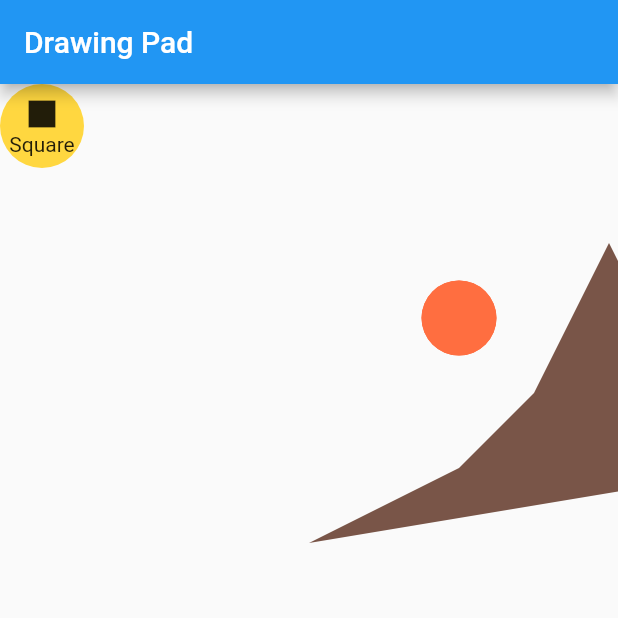
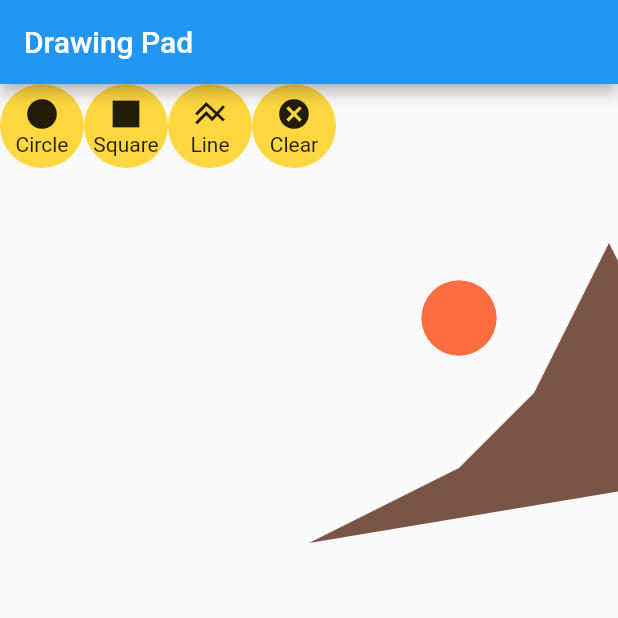
Before and after one commit to pemix09/flutter-drawing-pad, a Flutter app: the screen it shows after launch, on a phone screen of 412 x 824 dp, the top half of it. Run offline on Flutter 3.47's test engine with Material 2 defaults, Android fonts, the phone set to English and light mode, and no system bars.

Commit message:
Added buttons

```diff
--- a/lib/Buttons/AddCircleButton.dart
+++ b/lib/Buttons/AddCircleButton.dart
@@ -2,7 +2,8 @@ import 'package:flutter/cupertino.dart';
 import 'package:flutter/material.dart';
 
 class AddCircleButton extends StatelessWidget{
-  const AddCircleButton({super.key});
+  final Function buttonHandler;
+  const AddCircleButton({super.key, required this.buttonHandler});
 
   @override
   Widget build(BuildContext context){
@@ -13,12 +14,14 @@ class AddCircleButton extends StatelessWidget{
                 color: Colors.amberAccent,
                 child: InkWell(
                   splashColor: Colors.green,
-                  onTap: (){},
+                  onTap: (){
+                    buttonHandler(1);
+                  },
                   child: Column(
                       mainAxisAlignment: MainAxisAlignment.center,
                       children: const <Widget>[
-                        Icon(Icons.square),
-                        Text("Square"),
+                        Icon(Icons.circle),
+                        Text("Circle"),
                   ],
                 )
             )
--- /dev/null
+++ b/lib/Buttons/AddLineButton.dart
@@ -0,0 +1,30 @@
+
+import 'package:flutter/cupertino.dart';
+import 'package:flutter/material.dart';
+
+class AddLineButton extends StatelessWidget{
+  const AddLineButton({super.key});
+
+  @override
+  Widget build(BuildContext context) {
+    return SizedBox.fromSize(
+        size: const Size(56, 56),
+        child: ClipOval(
+            child: Material(
+                color: Colors.amberAccent,
+                child: InkWell(
+                    splashColor: Colors.green,
+                    onTap: (){},
+                    child: Column(
+                      mainAxisAlignment: MainAxisAlignment.center,
+                      children: const <Widget>[
+                        Icon(Icons.line_axis),
+                        Text("Line"),
+                      ],
+                    )
+                )
+            )
+        )
+    );
+  }
+}
--- /dev/null
+++ b/lib/Buttons/AddSquareButton.dart
@@ -0,0 +1,30 @@
+import 'package:flutter/material.dart';
+import 'package:flutter/widgets.dart';
+
+class AddSquareButton extends StatelessWidget{
+  const AddSquareButton({super.key});
+
+  @override
+  Widget build(BuildContext context) {
+    return SizedBox.fromSize(
+        size: const Size(56, 56),
+        child: ClipOval(
+            child: Material(
+                color: Colors.amberAccent,
+                child: InkWell(
+                    splashColor: Colors.green,
+                    onTap: (){},
+                    child: Column(
+                      mainAxisAlignment: MainAxisAlignment.center,
+                      children: const <Widget>[
+                        Icon(Icons.square),
+                        Text("Square"),
+                      ],
+                    )
+                )
+            )
+        )
+    );
+  }
+
+}
--- /dev/null
+++ b/lib/Buttons/ClearButton.dart
@@ -0,0 +1,29 @@
+import 'package:flutter/cupertino.dart';
+import 'package:flutter/material.dart';
+
+class ClearButton extends StatelessWidget{
+  const ClearButton({super.key});
+
+  @override
+  Widget build(BuildContext context) {
+    return SizedBox.fromSize(
+        size: const Size(56, 56),
+        child: ClipOval(
+            child: Material(
+                color: Colors.amberAccent,
+                child: InkWell(
+                    splashColor: Colors.green,
+                    onTap: (){},
+                    child: Column(
+                      mainAxisAlignment: MainAxisAlignment.center,
+                      children: const <Widget>[
+                        Icon(Icons.cancel),
+                        Text("Clear"),
+                      ],
+                    )
+                )
+            )
+        )
+    );
+  }
+}
--- a/lib/ToolBars/PaintingTools.dart
+++ b/lib/ToolBars/PaintingTools.dart
@@ -1,5 +1,8 @@
 import 'package:flutter/widgets.dart';
 import '../Buttons/AddCircleButton.dart';
+import '../Buttons/AddSquareButton.dart';
+import '../Buttons/AddLineButton.dart';
+import '../Buttons/ClearButton.dart';
 
 class PaintingTools extends StatefulWidget{
   const PaintingTools({super.key});
@@ -12,15 +15,24 @@ class PaintingTools extends StatefulWidget{
 class _PaintingToolsState extends State<PaintingTools>{
   late int selectedTool;
 
+  void changeSelectedTool(int input) {
+    selectedTool = input;
+  }
+
   @override
   Widget build(BuildContext context){
     return Flexible(
       child: Row(
         textDirection: TextDirection.ltr,
-          children: const <Widget>[
-            AddCircleButton(),
+          children: <Widget>[
+            AddCircleButton(buttonHandler: changeSelectedTool),
+            AddSquareButton(),
+            AddLineButton(),
+            ClearButton()
           ]
       )
     );
   }
+
+
 }
```
